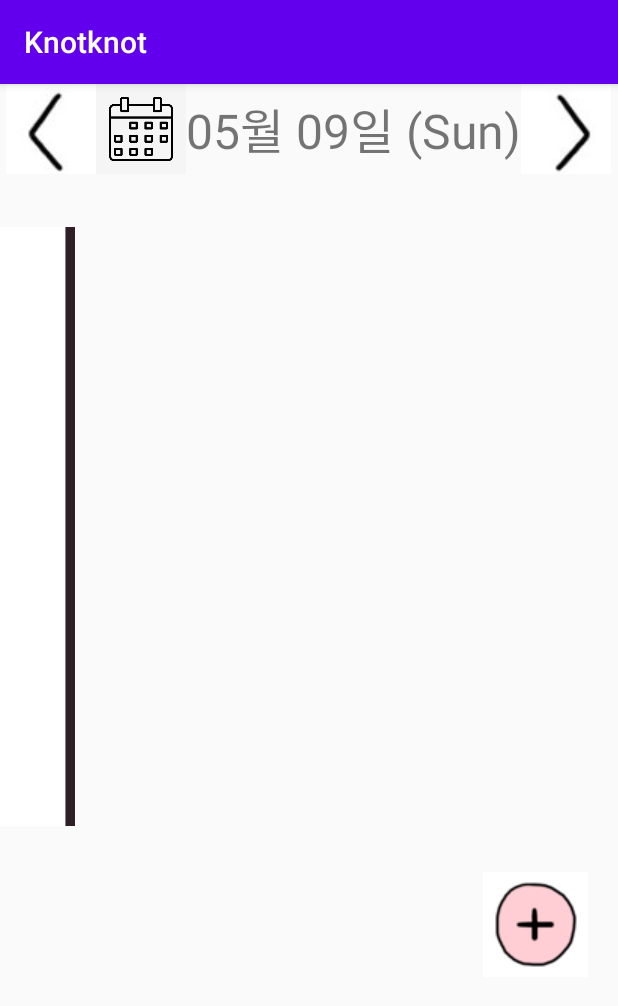
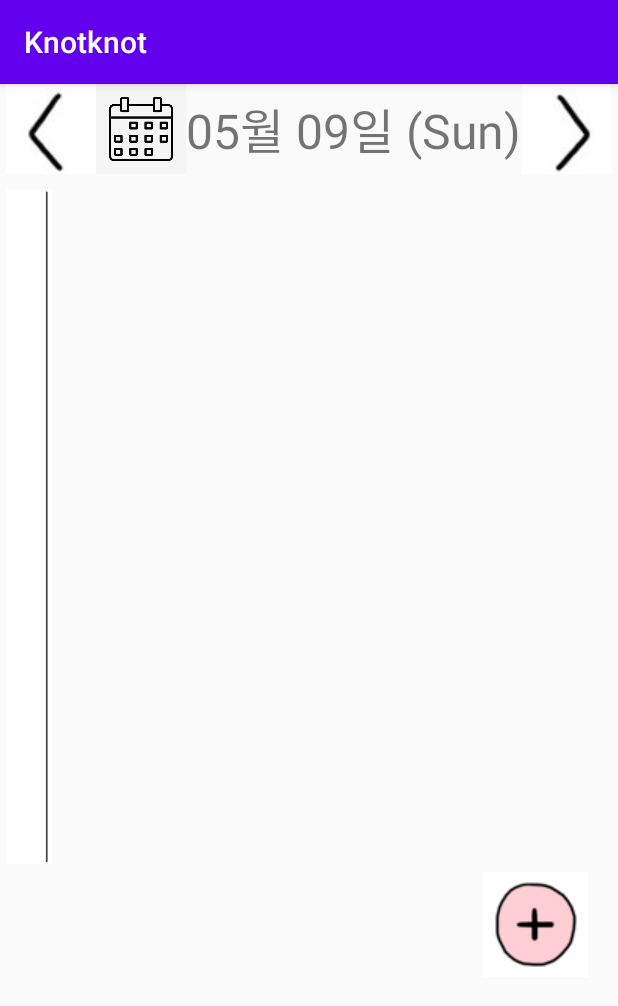
Before and after one commit to knot-knot/knotknot, an Android app: the DiaryActivity screen opened directly, with no data from a screen before it, on a phone screen of 412 x 824 dp. Shown: the top 1006 px of the screen. Run offline under Robolectric (Android 15) with nearby library versions, the phone set to English and light mode, and no system bars.

Commit message:
바 변경

```diff
--- a/app/src/main/res/layout/activity_diary.xml
+++ b/app/src/main/res/layout/activity_diary.xml
@@ -49,10 +49,10 @@
         android:gravity="center">
 
         <ImageView
-            android:layout_width="50dp"
+            android:layout_width="39dp"
             android:layout_height="450dp"
-            android:src="@drawable/diary_bar"
-            android:layout_gravity="left"/>
+            android:layout_gravity="left"
+            android:src="@drawable/diary_bar2" />
 
         <ListView
             android:layout_width="match_parent"
```
Also changed, not shown: app/src/main/res/drawable-v24/diary_bar2.png (added).
